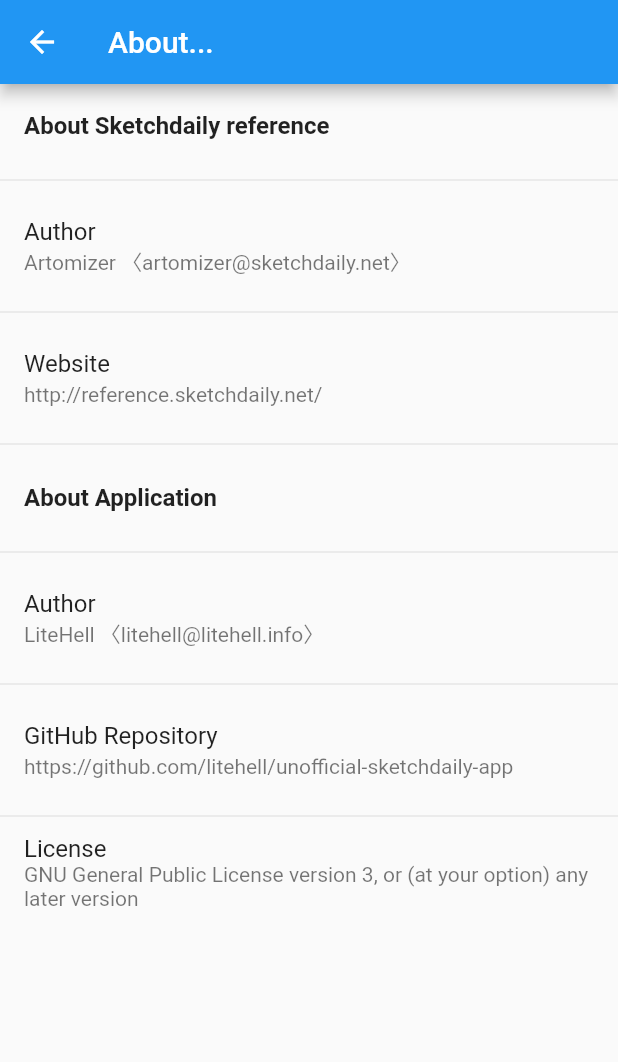
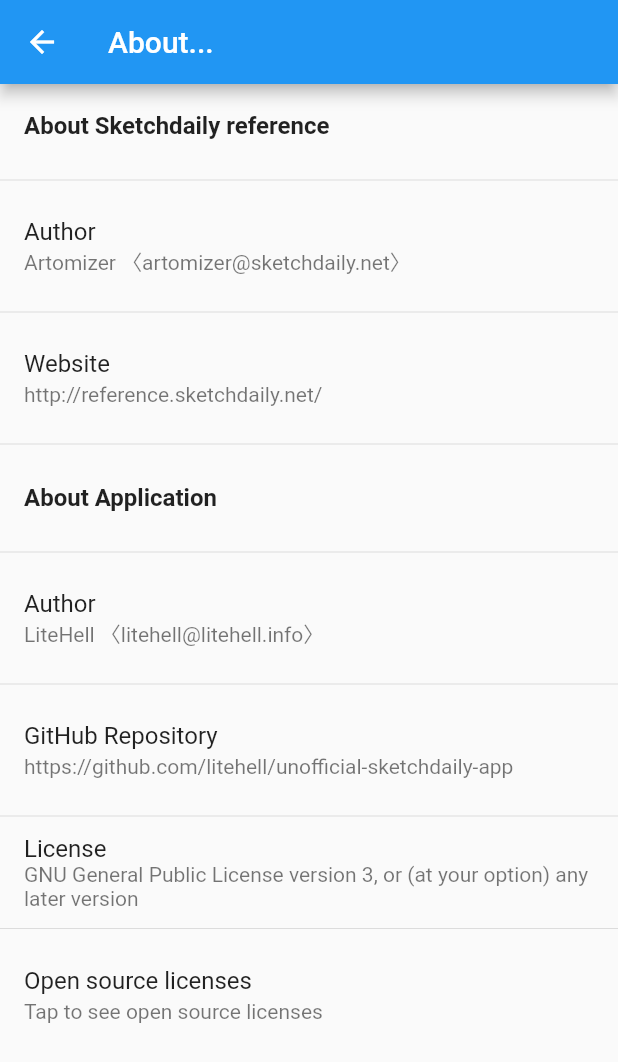
Before and after one commit to LiteHell/unofficial-sketchdaily-app, a Flutter app: the AboutPage screen opened directly, on a phone screen of 412 x 824 dp. Shown: the top 1062 px of the screen. Run offline on Flutter 3.47's test engine with Material 2 defaults, Android fonts, the light colour scheme and no system bars; our stand-ins replace flutter_cache_manager, flutter_widget_from_html, infinite_scroll_pagination, share_plus, shared_preferences; accounts and stored records are empty; generated files the repository leaves out were written again; network calls fail.

Commit message:
Add LicensePage for libraries

```diff
--- a/lib/i18n/messages.dart
+++ b/lib/i18n/messages.dart
@@ -238,6 +238,15 @@
       name: 'gplNotice',
       args: [],
       desc: 'GPLv3+ License notice of this application');
+  static String get fossLicense => Intl.message('Open source licenses',
+      name: 'fossLicense',
+      args: [],
+      desc: 'Open source library licenses used in this app');
+  static String get fossLicenseSubtitle =>
+      Intl.message('Tap to see open source licenses',
+          name: 'fossLicenseSubtitle',
+          args: [],
+          desc: 'subtitle of fossLicense');
 
   // Drawing options page
   static String get referenceOptionsTitle => Intl.message('Reference options',
--- a/lib/pages/about_page.dart
+++ b/lib/pages/about_page.dart
@@ -5,7 +5,7 @@
 class AboutPage extends StatelessWidget {
   const AboutPage({super.key});
 
-  List<Widget> listItems() {
+  List<Widget> listItems(BuildContext context) {
     const header = TextStyle(fontWeight: FontWeight.bold);
     return [
       ListTile(title: Text(Messages.aboutSketchDailyReference, style: header)),
@@ -49,12 +49,20 @@
           launchUrl(Uri.https('www.gnu.org', '/licenses/gpl-3.0.html'));
         },
       ),
+      ListTile(
+          title: Text(Messages.fossLicense),
+          subtitle: Text(Messages.fossLicenseSubtitle),
+          onTap: () {
+            Navigator.of(context).push(MaterialPageRoute(
+                builder: ((context) => LicensePage(
+                    applicationName: Messages.sketchDailyReference))));
+          })
     ];
   }
 
   @override
   Widget build(BuildContext context) {
-    final items = listItems();
+    final items = listItems(context);
 
     return Scaffold(
       appBar: AppBar(title: Text(Messages.about)),
```
